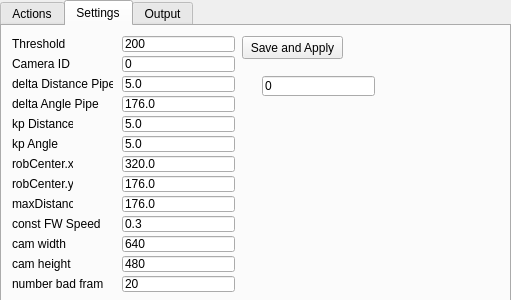
Before: the Qt Designer form Hanse/Behaviour_PipeFollowing/pipefollowingform.ui in iti-luebeck/HANSE2011, drawn with Qt 5.
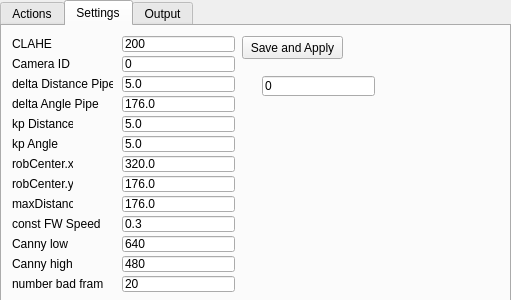
After: the same form once the commit is applied.

```diff
--- a/Hanse/Behaviour_PipeFollowing/pipefollowingform.ui
+++ b/Hanse/Behaviour_PipeFollowing/pipefollowingform.ui
@@ -164,7 +164,7 @@
       </rect>
      </property>
      <property name="text">
-      <string>Threshold</string>
+      <string>CLAHE</string>
      </property>
     </widget>
     <widget class="QLineEdit" name="cameraID_LineEdit">
@@ -424,7 +424,7 @@
       </rect>
      </property>
      <property name="text">
-      <string>cam width</string>
+      <string>Canny low</string>
      </property>
     </widget>
     <widget class="QLineEdit" name="camWidthLineEdit">
@@ -450,7 +450,7 @@
       </rect>
      </property>
      <property name="text">
-      <string>cam height</string>
+      <string>Canny high</string>
      </property>
     </widget>
     <widget class="QLineEdit" name="camHeightLineEdit">
```
